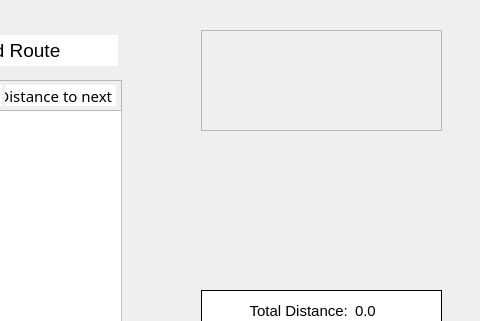
Before: the Qt Designer form customtrip.ui in DannyCamacho/SaddlebackEats, drawn with Qt 5; both pictures show x 409 to 889 and y 0 to 321 of the 889 by 557 pixel window.
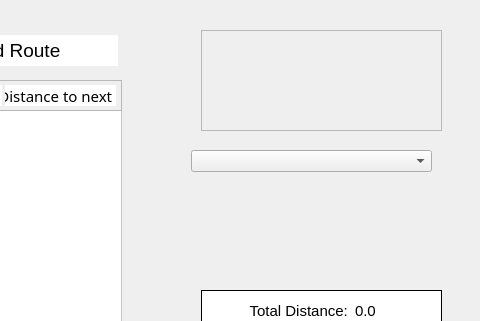
After: the same form once the commit is applied. Icons and pictures are not drawn.

Diff of the .ui file:
```diff
--- a/customtrip.ui
+++ b/customtrip.ui
@@ -559,6 +559,16 @@
      </item>
     </layout>
    </widget>
+   <widget class="QComboBox" name="restComboBox">
+    <property name="geometry">
+     <rect>
+      <x>600</x>
+      <y>150</y>
+      <width>241</width>
+      <height>22</height>
+     </rect>
+    </property>
+   </widget>
   </widget>
   <widget class="QMenuBar" name="menubar">
    <property name="geometry">
```
